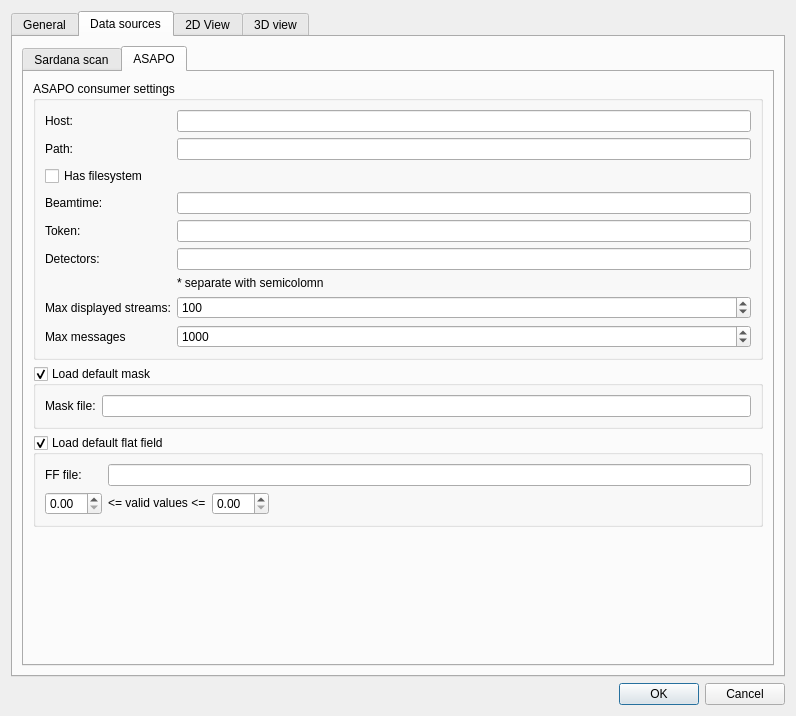
yamedvedya/data_viewer, file data_viewer/uis/settings.ui: the form before one commit.
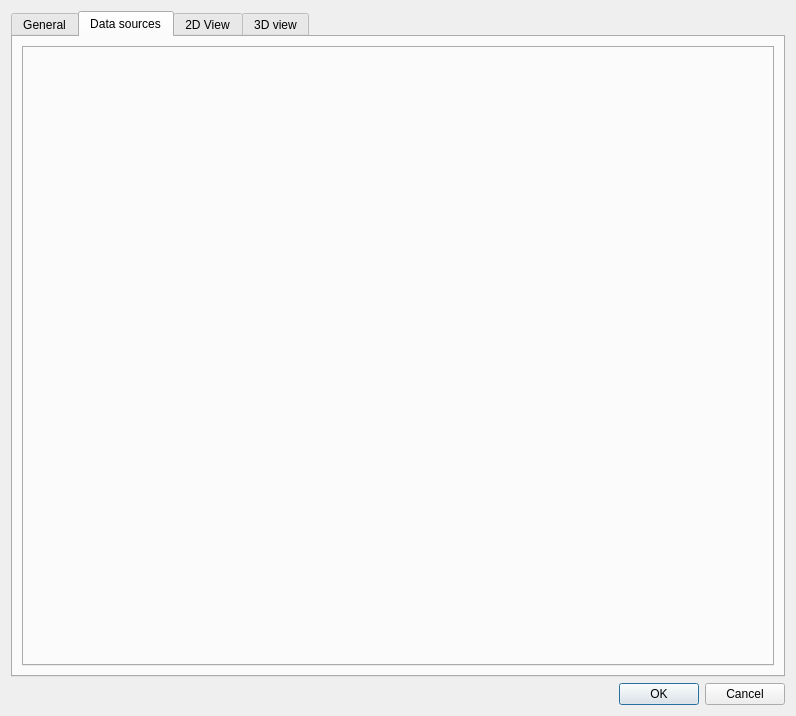
The form after the commit. The open tabs and pages were chosen to show the change.

What changed in the file:
```diff
--- a/data_viewer/uis/settings.ui
+++ b/data_viewer/uis/settings.ui
@@ -158,328 +158,6 @@
          <property name="currentIndex">
           <number>0</number>
          </property>
-         <widget class="QWidget" name="tab_7">
-          <attribute name="title">
-           <string>Sardana scan</string>
-          </attribute>
-          <layout class="QVBoxLayout" name="verticalLayout_2">
-           <item>
-            <widget class="QGroupBox" name="gb_door">
-             <property name="title">
-              <string>Monitor door</string>
-             </property>
-             <layout class="QGridLayout" name="gridLayout_2">
-              <item row="0" column="0">
-               <widget class="QLabel" name="lb_door_address">
-                <property name="text">
-                 <string>Door address:</string>
-                </property>
-               </widget>
-              </item>
-              <item row="0" column="1">
-               <widget class="QLineEdit" name="le_door_address"/>
-              </item>
-             </layout>
-            </widget>
-           </item>
-           <item>
-            <widget class="QGroupBox" name="gb_sardana_default_mask">
-             <property name="title">
-              <string>Load default mask</string>
-             </property>
-             <property name="checkable">
-              <bool>true</bool>
-             </property>
-             <property name="checked">
-              <bool>false</bool>
-             </property>
-             <layout class="QGridLayout" name="gridLayout_8">
-              <item row="0" column="0">
-               <widget class="QLabel" name="lb_door_address_2">
-                <property name="text">
-                 <string>Mask file:</string>
-                </property>
-               </widget>
-              </item>
-              <item row="0" column="1">
-               <widget class="QLineEdit" name="le_sardana_mask_file"/>
-              </item>
-             </layout>
-            </widget>
-           </item>
-           <item>
-            <widget class="QGroupBox" name="gb_sardana_default_ff">
-             <property name="title">
-              <string>Load default flat field</string>
-             </property>
-             <property name="checkable">
-              <bool>true</bool>
-             </property>
-             <property name="checked">
-              <bool>false</bool>
-             </property>
-             <layout class="QGridLayout" name="gridLayout_9">
-              <item row="1" column="0">
-               <widget class="QDoubleSpinBox" name="dsp_sardana_ff_min"/>
-              </item>
-              <item row="1" column="2">
-               <widget class="QDoubleSpinBox" name="dsp_sardana_ff_max"/>
-              </item>
-              <item row="1" column="1">
-               <widget class="QLabel" name="label_18">
-                <property name="text">
-                 <string>&lt;= valid values &lt;=</string>
-                </property>
-               </widget>
-              </item>
-              <item row="0" column="0">
-               <widget class="QLabel" name="lb_door_address_3">
-                <property name="text">
-                 <string>FF file:</string>
-                </property>
-               </widget>
-              </item>
-              <item row="1" column="3">
-               <spacer name="horizontalSpacer_3">
-                <property name="orientation">
-                 <enum>Qt::Horizontal</enum>
-                </property>
-                <property name="sizeHint" stdset="0">
-                 <size>
-                  <width>40</width>
-                  <height>20</height>
-                 </size>
-                </property>
-               </spacer>
-              </item>
-              <item row="0" column="1" colspan="3">
-               <widget class="QLineEdit" name="le_sardana_ff_file"/>
-              </item>
-             </layout>
-            </widget>
-           </item>
-           <item>
-            <spacer name="verticalSpacer_4">
-             <property name="orientation">
-              <enum>Qt::Vertical</enum>
-             </property>
-             <property name="sizeHint" stdset="0">
-              <size>
-               <width>20</width>
-               <height>375</height>
-              </size>
-             </property>
-            </spacer>
-           </item>
-          </layout>
-          <zorder>gb_sardana_default_ff</zorder>
-          <zorder>gb_door</zorder>
-          <zorder>verticalSpacer_4</zorder>
-          <zorder>gb_sardana_default_mask</zorder>
-         </widget>
-         <widget class="QWidget" name="tab_8">
-          <attribute name="title">
-           <string>ASAPO</string>
-          </attribute>
-          <layout class="QVBoxLayout" name="verticalLayout_5">
-           <item>
-            <widget class="QGroupBox" name="groupBox">
-             <property name="title">
-              <string>ASAPO consumer settings</string>
-             </property>
-             <property name="checkable">
-              <bool>false</bool>
-             </property>
-             <layout class="QGridLayout" name="gridLayout_7">
-              <item row="0" column="0">
-               <widget class="QLabel" name="label_5">
-                <property name="text">
-                 <string>Host:</string>
-                </property>
-               </widget>
-              </item>
-              <item row="0" column="1">
-               <widget class="QLineEdit" name="le_host"/>
-              </item>
-              <item row="1" column="0">
-               <widget class="QLabel" name="label_13">
-                <property name="frameShape">
-                 <enum>QFrame::NoFrame</enum>
-                </property>
-                <property name="text">
-                 <string>Path:</string>
-                </property>
-               </widget>
-              </item>
-              <item row="1" column="1">
-               <widget class="QLineEdit" name="le_path"/>
-              </item>
-              <item row="2" column="0">
-               <widget class="QCheckBox" name="chk_filesystem">
-                <property name="text">
-                 <string>Has filesystem</string>
-                </property>
-               </widget>
-              </item>
-              <item row="3" column="0">
-               <widget class="QLabel" name="label_6">
-                <property name="text">
-                 <string>Beamtime:</string>
-                </property>
-               </widget>
-              </item>
-              <item row="3" column="1">
-               <widget class="QLineEdit" name="le_beamtime"/>
-              </item>
-              <item row="4" column="0">
-               <widget class="QLabel" name="label_7">
-                <property name="text">
-                 <string>Token:</string>
-                </property>
-               </widget>
-              </item>
-              <item row="4" column="1">
-               <widget class="QLineEdit" name="le_token"/>
-              </item>
-              <item row="5" column="0">
-               <widget class="QLabel" name="label_8">
-                <property name="text">
-                 <string>Detectors:</string>
-                </property>
-               </widget>
-              </item>
-              <item row="5" column="1">
-               <widget class="QLineEdit" name="le_detectors"/>
-              </item>
-              <item row="6" column="1">
-               <widget class="QLabel" name="label_9">
-                <property name="text">
-                 <string>* separate with semicolomn</string>
-                </property>
-               </widget>
-              </item>
-              <item row="7" column="0">
-               <widget class="QLabel" name="label_12">
-                <property name="text">
-                 <string>Max displayed streams:</string>
-                </property>
-               </widget>
-              </item>
-              <item row="7" column="1">
-               <widget class="QSpinBox" name="sp_max_streams">
-                <property name="maximum">
-                 <number>100000</number>
-                </property>
-                <property name="value">
-                 <number>100</number>
-                </property>
-               </widget>
-              </item>
-              <item row="8" column="0">
-               <widget class="QLabel" name="label_15">
-                <property name="text">
-                 <string>Max messages</string>
-                </property>
-               </widget>
-              </item>
-              <item row="8" column="1">
-               <widget class="QSpinBox" name="sp_max_messages">
-                <property name="maximum">
-                 <number>100000</number>
-                </property>
-                <property name="value">
-                 <number>1000</number>
-                </property>
-               </widget>
-              </item>
-             </layout>
-            </widget>
-           </item>
-           <item>
-            <widget class="QGroupBox" name="gb_asapo_default_mask">
-             <property name="title">
-              <string>Load default mask</string>
-             </property>
-             <property name="checkable">
-              <bool>true</bool>
-             </property>
-             <layout class="QGridLayout" name="gridLayout_10">
-              <item row="0" column="0">
-               <widget class="QLabel" name="lb_door_address_4">
-                <property name="text">
-                 <string>Mask file:</string>
-                </property>
-               </widget>
-              </item>
-              <item row="0" column="1">
-               <widget class="QLineEdit" name="le_asapo_mask_file"/>
-              </item>
-             </layout>
-            </widget>
-           </item>
-           <item>
-            <widget class="QGroupBox" name="gb_asapo_default_ff">
-             <property name="title">
-              <string>Load default flat field</string>
-             </property>
-             <property name="checkable">
-              <bool>true</bool>
-             </property>
-             <layout class="QGridLayout" name="gridLayout_11">
-              <item row="1" column="0">
-               <widget class="QDoubleSpinBox" name="dsp_asapo_ff_min"/>
-              </item>
-              <item row="1" column="2">
-               <widget class="QDoubleSpinBox" name="dsp_asapo_ff_max"/>
-              </item>
-              <item row="1" column="1">
-               <widget class="QLabel" name="label_19">
-                <property name="text">
-                 <string>&lt;= valid values &lt;=</string>
-                </property>
-               </widget>
-              </item>
-              <item row="0" column="0">
-               <widget class="QLabel" name="lb_door_address_5">
-                <property name="text">
-                 <string>FF file:</string>
-                </property>
-               </widget>
-              </item>
-              <item row="1" column="3">
-               <spacer name="horizontalSpacer_4">
-                <property name="orientation">
-                 <enum>Qt::Horizontal</enum>
-                </property>
-                <property name="sizeHint" stdset="0">
-                 <size>
-                  <width>40</width>
-                  <height>20</height>
-                 </size>
-                </property>
-               </spacer>
-              </item>
-              <item row="0" column="1" colspan="3">
-               <widget class="QLineEdit" name="le_asapo_ff_file"/>
-              </item>
-             </layout>
-            </widget>
-           </item>
-           <item>
-            <spacer name="verticalSpacer_5">
-             <property name="orientation">
-              <enum>Qt::Vertical</enum>
-             </property>
-             <property name="sizeHint" stdset="0">
-              <size>
-               <width>20</width>
-               <height>40</height>
-              </size>
-             </property>
-            </spacer>
-           </item>
-          </layout>
-         </widget>
         </widget>
        </item>
       </layout>
```
Left out of the diff: 221 changed lines with no effect on the pictures.
